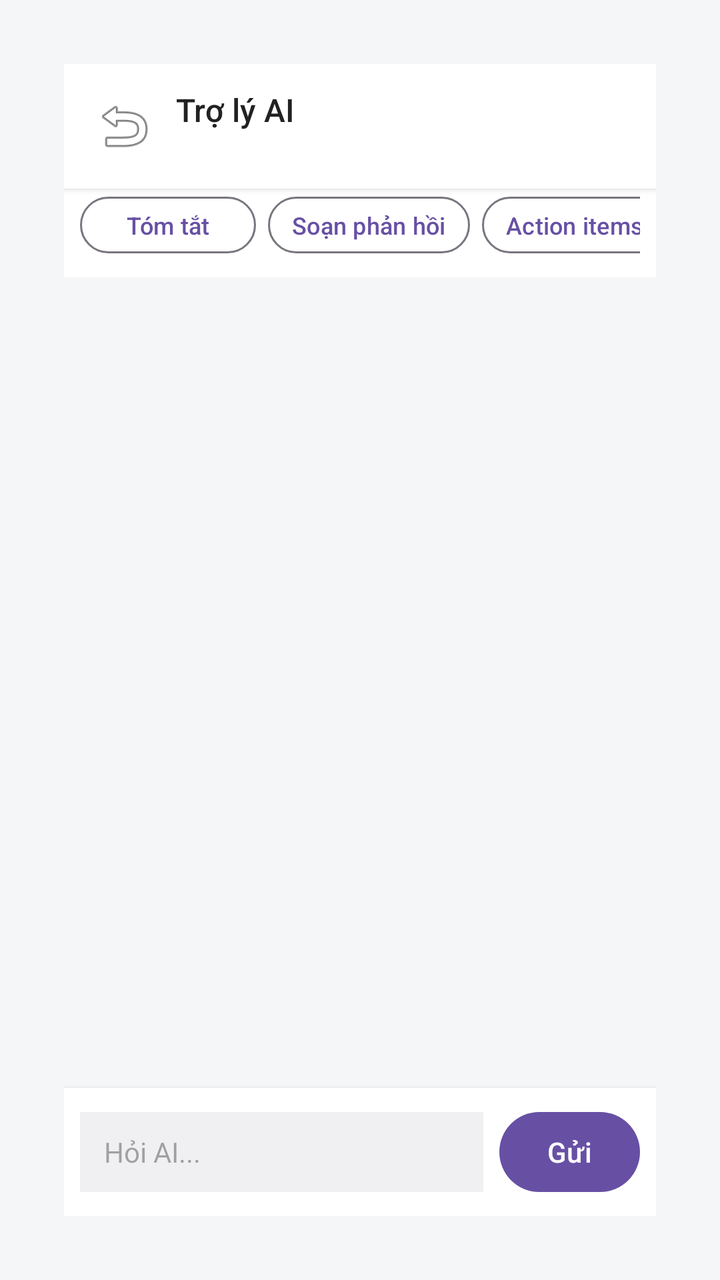
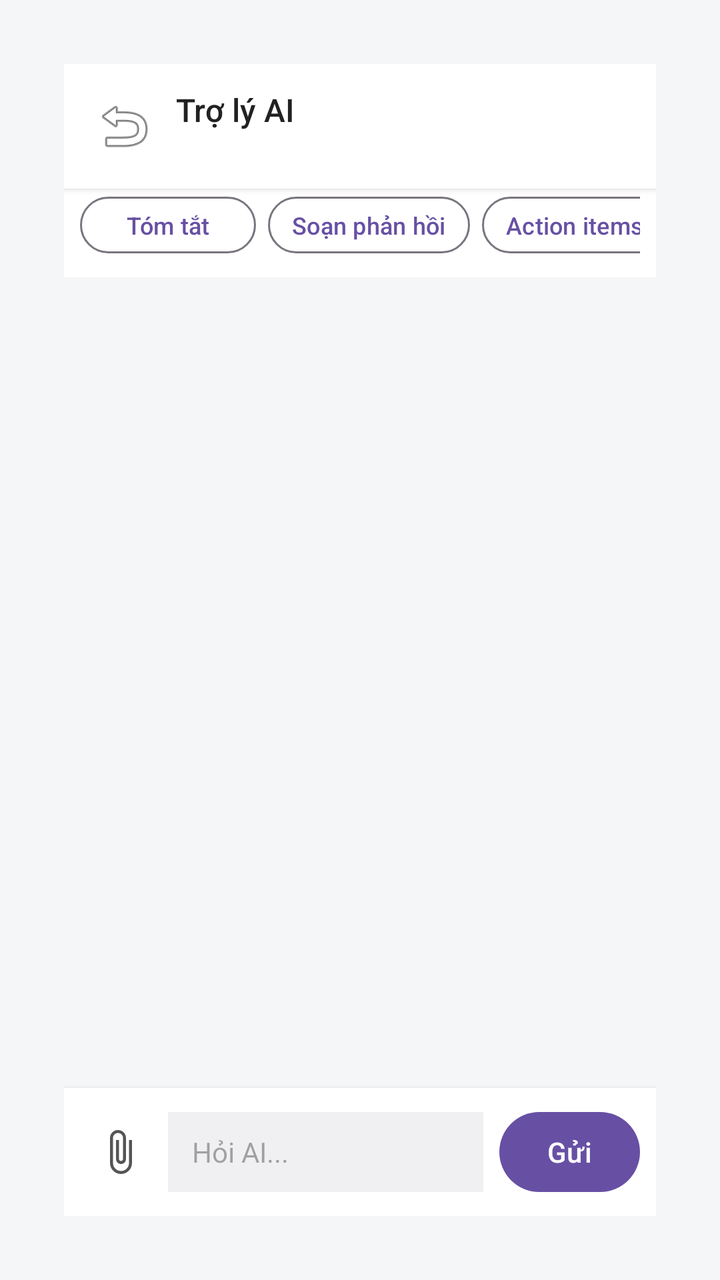

Before-and-after screenshots of an Android layout around one commit, followed by the original layout XML and the change that was made.
<!-- AndroidManifest.xml: application theme Theme.TodoApp -->
<!-- res/layout/activity_ai_chat.xml -->
<?xml version="1.0" encoding="utf-8"?>
<androidx.constraintlayout.widget.ConstraintLayout xmlns:android="http://schemas.android.com/apk/res/android"
    xmlns:app="http://schemas.android.com/apk/res-auto"
    android:layout_width="match_parent"
    android:layout_height="match_parent"
    android:padding="32dp"
    android:background="#F5F6F8">

    
    <LinearLayout
        android:id="@+id/header"
        android:layout_width="match_parent"
        android:layout_height="wrap_content"
        android:background="@android:color/white"
        android:elevation="2dp"
        android:gravity="center_vertical"
        android:orientation="horizontal"
        android:padding="12dp"
        app:layout_constraintTop_toTopOf="parent">

        <ImageButton
            android:id="@+id/btnBack"
            android:layout_width="36dp"
            android:layout_height="36dp"
            android:background="?android:attr/selectableItemBackgroundBorderless"
            android:contentDescription="Back"
            android:src="@android:drawable/ic_menu_revert" />

        <LinearLayout
            android:layout_width="0dp"
            android:layout_height="wrap_content"
            android:layout_marginStart="8dp"
            android:layout_weight="1"
            android:orientation="vertical">

            <TextView
                android:layout_width="match_parent"
                android:layout_height="wrap_content"
                android:fontFamily="sans-serif-medium"
                android:text="Trợ lý AI"
                android:textColor="#222222"
                android:textSize="16sp" />

            <TextView
                android:id="@+id/tvSubtitle"
                android:layout_width="match_parent"
                android:layout_height="wrap_content"
                android:layout_marginTop="2dp"
                android:ellipsize="end"
                android:maxLines="1"
                android:textColor="#666666"
                android:textSize="11sp" />
        </LinearLayout>

        <ProgressBar
            android:id="@+id/progressThinking"
            android:layout_width="20dp"
            android:layout_height="20dp"
            android:visibility="gone" />
    </LinearLayout>

    
    <HorizontalScrollView
        android:id="@+id/chipsRow"
        android:layout_width="match_parent"
        android:layout_height="wrap_content"
        android:background="@android:color/white"
        android:paddingHorizontal="8dp"
        android:paddingBottom="8dp"
        android:scrollbars="none"
        app:layout_constraintTop_toBottomOf="@id/header">

        <LinearLayout
            android:layout_width="wrap_content"
            android:layout_height="wrap_content"
            android:orientation="horizontal">

            <Button
                android:id="@+id/chipSummarize"
                style="?attr/materialButtonOutlinedStyle"
                android:layout_width="wrap_content"
                android:layout_height="wrap_content"
                android:layout_marginEnd="6dp"
                android:minHeight="36dp"
                android:paddingHorizontal="12dp"
                android:text="Tóm tắt"
                android:textSize="12sp" />

            <Button
                android:id="@+id/chipReply"
                style="?attr/materialButtonOutlinedStyle"
                android:layout_width="wrap_content"
                android:layout_height="wrap_content"
                android:layout_marginEnd="6dp"
                android:minHeight="36dp"
                android:paddingHorizontal="12dp"
                android:text="Soạn phản hồi"
                android:textSize="12sp" />

            <Button
                android:id="@+id/chipActions"
                style="?attr/materialButtonOutlinedStyle"
                android:layout_width="wrap_content"
                android:layout_height="wrap_content"
                android:minHeight="36dp"
                android:paddingHorizontal="12dp"
                android:text="Action items"
                android:textSize="12sp" />
        </LinearLayout>
    </HorizontalScrollView>

    
    <androidx.recyclerview.widget.RecyclerView
        android:id="@+id/rvMessages"
        android:layout_width="match_parent"
        android:layout_height="0dp"
        android:clipToPadding="false"
        android:paddingVertical="8dp"
        app:layout_constraintBottom_toTopOf="@id/footer"
        app:layout_constraintTop_toBottomOf="@id/chipsRow" />

    <TextView
        android:id="@+id/tvEmpty"
        android:layout_width="wrap_content"
        android:layout_height="wrap_content"
        android:gravity="center"
        android:text="Hỏi AI về email này\n(Tóm tắt / Phản hồi / Action items)"
        android:textColor="#888"
        android:textSize="13sp"
        android:visibility="gone"
        app:layout_constraintBottom_toTopOf="@id/footer"
        app:layout_constraintEnd_toEndOf="parent"
        app:layout_constraintStart_toStartOf="parent"
        app:layout_constraintTop_toBottomOf="@id/chipsRow" />

    
    <LinearLayout
        android:id="@+id/footer"
        android:layout_width="match_parent"
        android:layout_height="wrap_content"
        android:background="@android:color/white"
        android:elevation="4dp"
        android:gravity="center_vertical"
        android:orientation="horizontal"
        android:padding="8dp"
        app:layout_constraintBottom_toBottomOf="parent">

        <EditText
            android:id="@+id/etInput"
            android:layout_width="0dp"
            android:layout_height="wrap_content"
            android:layout_weight="1"
            android:background="#F0F0F2"
            android:hint="Hỏi AI..."
            android:imeOptions="actionSend"
            android:inputType="textMultiLine|textCapSentences"
            android:maxLines="4"
            android:minHeight="40dp"
            android:paddingHorizontal="12dp"
            android:paddingVertical="8dp"
            android:textSize="14sp" />

        <Button
            android:id="@+id/btnSend"
            android:layout_width="wrap_content"
            android:layout_height="wrap_content"
            android:layout_marginStart="8dp"
            android:minWidth="64dp"
            android:text="Gửi" />
    </LinearLayout>

</androidx.constraintlayout.widget.ConstraintLayout>
<!-- resources referenced by this layout -->
<resources>
  <style name="Theme.TodoApp" parent="Base.Theme.TodoApp" />
  <style name="Base.Theme.TodoApp" parent="Theme.Material3.DayNight.NoActionBar">
          
          
      </style>
</resources>

<!-- the commit's change to res/layout/activity_ai_chat.xml (unified diff, before → after) -->
@@ -116,7 +116,7 @@
         android:layout_height="0dp"
         android:clipToPadding="false"
         android:paddingVertical="8dp"
-        app:layout_constraintBottom_toTopOf="@id/footer"
+        app:layout_constraintBottom_toTopOf="@id/pendingAttachmentsRow"
         app:layout_constraintTop_toBottomOf="@id/chipsRow" />
 
     <TextView
@@ -124,14 +124,57 @@
         android:layout_width="wrap_content"
         android:layout_height="wrap_content"
         android:gravity="center"
-        android:text="Hỏi AI về email này\n(Tóm tắt / Phản hồi / Action items)"
+        android:text="Hỏi AI...\n(Tóm tắt / Phản hồi / Action items)"
         android:textColor="#888"
         android:textSize="13sp"
         android:visibility="gone"
-        app:layout_constraintBottom_toTopOf="@id/footer"
+        app:layout_constraintBottom_toTopOf="@id/pendingAttachmentsRow"
         app:layout_constraintEnd_toEndOf="parent"
         app:layout_constraintStart_toStartOf="parent"
         app:layout_constraintTop_toBottomOf="@id/chipsRow" />
+
+    
+    <LinearLayout
+        android:id="@+id/pendingAttachmentsRow"
+        android:layout_width="match_parent"
+        android:layout_height="wrap_content"
+        android:background="@android:color/white"
+        android:gravity="center_vertical"
+        android:orientation="horizontal"
+        android:paddingHorizontal="8dp"
+        android:paddingVertical="6dp"
+        android:visibility="gone"
+        app:layout_constraintBottom_toTopOf="@id/footer">
+
+        <ProgressBar
+            android:id="@+id/pendingProgress"
+            android:layout_width="16dp"
+            android:layout_height="16dp"
+            android:layout_marginEnd="6dp"
+            android:visibility="gone" />
+
+        <TextView
+            android:id="@+id/pendingProgressLabel"
+            android:layout_width="wrap_content"
+            android:layout_height="wrap_content"
+            android:layout_marginEnd="8dp"
+            android:textColor="#666666"
+            android:textSize="11sp"
+            android:visibility="gone" />
+
+        <HorizontalScrollView
+            android:layout_width="0dp"
+            android:layout_height="wrap_content"
+            android:layout_weight="1"
+            android:scrollbars="none">
+
+            <LinearLayout
+                android:id="@+id/pendingAttachmentsContainer"
+                android:layout_width="wrap_content"
+                android:layout_height="wrap_content"
+                android:orientation="horizontal" />
+        </HorizontalScrollView>
+    </LinearLayout>
 
     
     <LinearLayout
@@ -144,6 +187,17 @@
         android:orientation="horizontal"
         android:padding="8dp"
         app:layout_constraintBottom_toBottomOf="parent">
+
+        <ImageButton
+            android:id="@+id/btnAttach"
+            android:layout_width="40dp"
+            android:layout_height="40dp"
+            android:layout_marginEnd="4dp"
+            android:background="?android:attr/selectableItemBackgroundBorderless"
+            android:contentDescription="Đính kèm file"
+            android:padding="8dp"
+            android:src="@drawable/ic_attach_file"
+            app:tint="#555555" />
 
         <EditText
             android:id="@+id/etInput"
<!-- resource entries referenced after the edit -->
@@ -1,5 +1,17 @@
 <!-- resources referenced by this layout -->
 <resources>
+  <!-- drawable ic_attach_file (drawable) -->
+  <?xml version="1.0" encoding="utf-8"?>
+  <vector xmlns:android="http://schemas.android.com/apk/res/android"
+      android:width="24dp"
+      android:height="24dp"
+      android:viewportWidth="24"
+      android:viewportHeight="24"
+      android:tint="?attr/colorControlNormal">
+      <path
+          android:fillColor="@android:color/white"
+          android:pathData="M16.5,6v11.5c0,2.21 -1.79,4 -4,4s-4,-1.79 -4,-4V5c0,-1.38 1.12,-2.5 2.5,-2.5s2.5,1.12 2.5,2.5v10.5c0,0.55 -0.45,1 -1,1s-1,-0.45 -1,-1V6H10v9.5c0,1.38 1.12,2.5 2.5,2.5s2.5,-1.12 2.5,-2.5V5c0,-2.21 -1.79,-4 -4,-4S7,2.79 7,5v12.5c0,3.04 2.46,5.5 5.5,5.5s5.5,-2.46 5.5,-5.5V6h-1.5z" />
+  </vector>
   <style name="Theme.TodoApp" parent="Base.Theme.TodoApp" />
   <style name="Base.Theme.TodoApp" parent="Theme.Material3.DayNight.NoActionBar">
           
